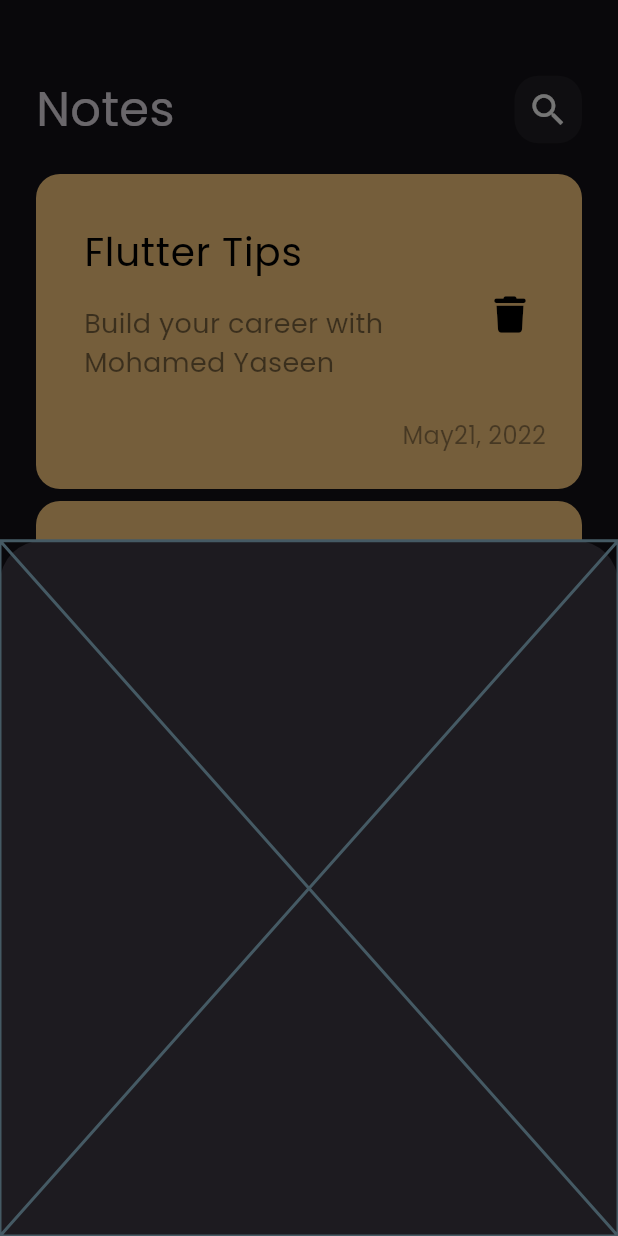
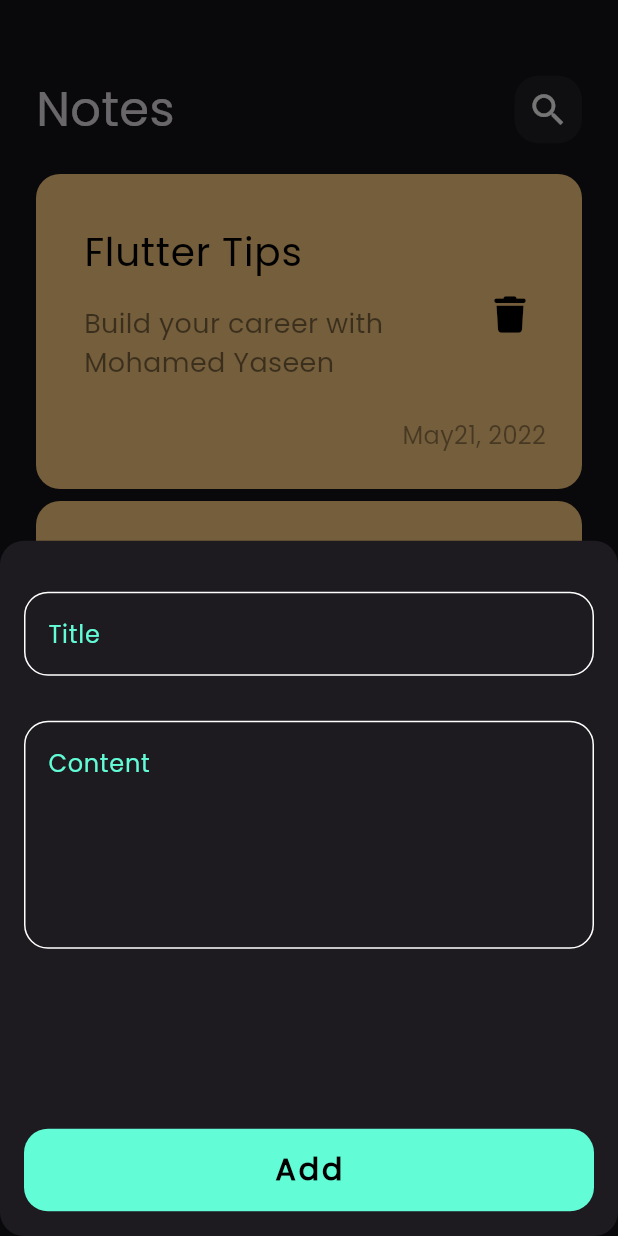
Before and after one commit to mohamed-yaseen13/notes_app, a Flutter app: the screen it shows after launch, after a tap on the "add" icon, on a phone screen of 412 x 824 dp. Run offline on Flutter 3.47's test engine with Material 3 defaults, Android fonts, the phone set to English and light mode, and no system bars; our stand-ins replace font_awesome_flutter.

Commit message:
create note bottom sheet

```diff
--- /dev/null
+++ b/lib/constants.dart
@@ -0,0 +1,3 @@
+import 'package:flutter/material.dart';
+
+const appColorPrimary = Color(0xff62FCD7);
--- a/lib/views/widgets/add_note_bottom_sheet.dart
+++ b/lib/views/widgets/add_note_bottom_sheet.dart
@@ -1,10 +1,33 @@
 import 'package:flutter/material.dart';
+import 'package:notes_app/views/widgets/custom_add_button.dart';
+import 'package:notes_app/views/widgets/custom_text_field.dart';
 
 class AddNoteBottomSheet extends StatelessWidget {
   const AddNoteBottomSheet({super.key});
 
   @override
   Widget build(BuildContext context) {
-    return const Placeholder();
+    return Padding(
+      padding: const EdgeInsets.symmetric(
+        horizontal: 16,
+        vertical: 2,
+      ),
+      child: SingleChildScrollView(
+        child: Column(
+          children: const [
+            SizedBox(height: 32),
+            CustomTextField(hintText: "Title"),
+            SizedBox(height: 30),
+            CustomTextField(
+              hintText: 'Content',
+              maxLines: 5,
+            ),
+            SizedBox(height: 120),
+            CustomAddButton(),
+            SizedBox(height: 40),
+          ],
+        ),
+      ),
+    );
   }
 }
--- /dev/null
+++ b/lib/views/widgets/custom_add_button.dart
@@ -0,0 +1,29 @@
+import 'package:flutter/material.dart';
+import 'package:notes_app/constants.dart';
+
+class CustomAddButton extends StatelessWidget {
+  const CustomAddButton({super.key});
+
+  @override
+  Widget build(BuildContext context) {
+    return Container(
+      width: MediaQuery.of(context).size.width,
+      height: 55,
+      decoration: BoxDecoration(
+        color: appColorPrimary,
+        borderRadius: BorderRadius.circular(16),
+      ),
+      child: Center(
+        child: Text(
+          'Add',
+          style: TextStyle(
+            color: Colors.black,
+            fontWeight: FontWeight.bold,
+            fontSize: 20,
+            letterSpacing: 2,
+          ),
+        ),
+      ),
+    );
+  }
+}
--- a/lib/views/widgets/custom_floating_action_button.dart
+++ b/lib/views/widgets/custom_floating_action_button.dart
@@ -1,5 +1,6 @@
 import 'package:flutter/material.dart';
 import 'package:notes_app/views/widgets/add_note_bottom_sheet.dart';
+import 'package:notes_app/constants.dart';
 
 class CustomFloatingActionButton
     extends StatelessWidget {
@@ -10,18 +11,16 @@ class CustomFloatingActionButton
     return FloatingActionButton(
       onPressed: () {
         showModalBottomSheet(
+          shape: RoundedRectangleBorder(
+            borderRadius: BorderRadius.circular(16),
+          ),
           context: context,
           builder: (context) {
             return const AddNoteBottomSheet();
           },
         );
       },
-      backgroundColor: const Color.fromARGB(
-        255,
-        91,
-        247,
-        231,
-      ),
+      backgroundColor: appColorPrimary,
       shape: const CircleBorder(),
       child: const Icon(
         Icons.add,
--- /dev/null
+++ b/lib/views/widgets/custom_text_field.dart
@@ -0,0 +1,40 @@
+import 'package:flutter/material.dart';
+import 'package:notes_app/constants.dart';
+
+class CustomTextField extends StatelessWidget {
+  const CustomTextField({
+    super.key,
+    required this.hintText,
+    this.maxLines = 1,
+  });
+
+  final String hintText;
+  final int maxLines;
+
+  @override
+  Widget build(BuildContext context) {
+    return TextField(
+      cursorColor: appColorPrimary,
+      maxLines: maxLines,
+      decoration: InputDecoration(
+        hintText: hintText,
+
+        hintStyle: const TextStyle(
+          color: appColorPrimary,
+        ),
+        border: buildBorder(),
+        enabledBorder: buildBorder(),
+        focusedBorder: buildBorder(appColorPrimary),
+      ),
+    );
+  }
+}
+
+OutlineInputBorder buildBorder([color]) {
+  return OutlineInputBorder(
+    borderRadius: BorderRadius.circular(16),
+    borderSide: BorderSide(
+      color: color ?? Colors.white,
+    ),
+  );
+}
```
